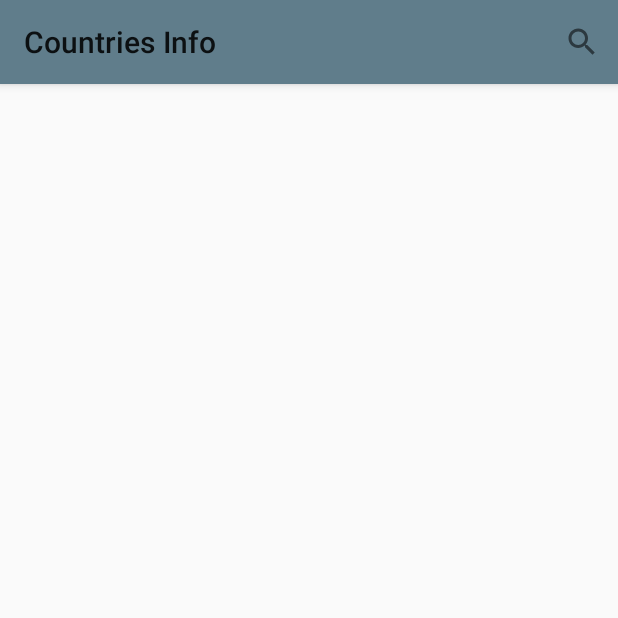
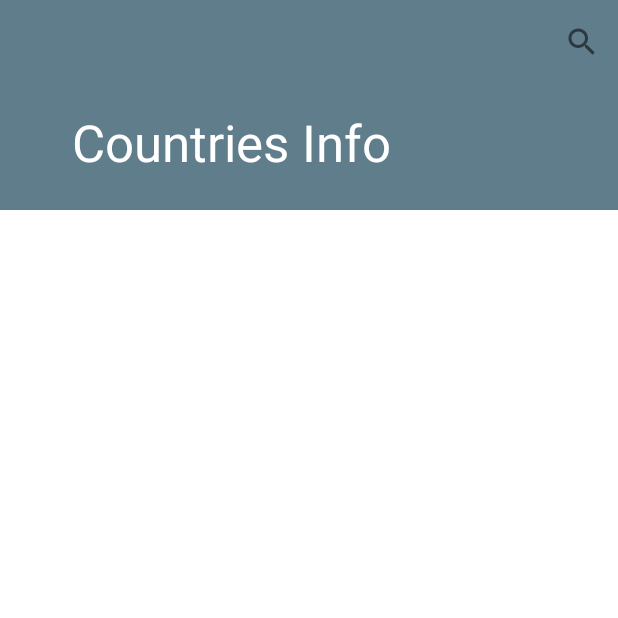
Before and after one commit to mohsenr7105/CountriesInfo, an Android app: the screen it shows after launch (MainActivity), on a phone screen of 412 x 824 dp, the top half of it. Run offline under Robolectric (Android 15) with nearby library versions, the phone set to English and light mode, and no system bars.

Commit message:
main activity initial design

```diff
--- a/app/src/main/res/layout/activity_main.xml
+++ b/app/src/main/res/layout/activity_main.xml
@@ -4,20 +4,49 @@
     android:id="@+id/main_content"
     android:layout_width="match_parent"
     android:layout_height="match_parent"
+    android:background="@android:color/white"
     android:fitsSystemWindows="true">
 
     <android.support.design.widget.AppBarLayout
+        android:id="@+id/appbar"
+        android:fitsSystemWindows="true"
+        android:theme="@style/ThemeOverlay.AppCompat.Dark.ActionBar"
         android:layout_width="match_parent"
+        android:layout_height="@dimen/appbar_height">
+
+        <android.support.design.widget.CollapsingToolbarLayout
+            android:id="@+id/collapsing_toolbar"
+            android:fitsSystemWindows="true"
+            app:contentScrim="?attr/colorPrimary"
+            app:expandedTitleMarginEnd="64dp"
+            app:expandedTitleMarginStart="48dp"
+            app:expandedTitleTextAppearance="@android:color/transparent"
+            app:layout_scrollFlags="scroll|exitUntilCollapsed"
+            android:layout_width="match_parent"
+            android:layout_height="match_parent">
+
+            <RelativeLayout
+                android:layout_width="wrap_content"
                 android:layout_height="wrap_content">
+                <ImageView
+                    android:id="@+id/image_backdrop"
+                    android:fitsSystemWindows="true"
+                    android:scaleType="centerCrop"
+                    app:layout_collapseMode="parallax"
+                    android:layout_width="match_parent"
+                    android:layout_height="match_parent" />
+            </RelativeLayout>
 
             <android.support.v7.widget.Toolbar
                 android:id="@+id/toolbar"
                 android:layout_width="match_parent"
                 android:layout_height="?attr/actionBarSize"
-            app:layout_scrollFlags="scroll|enterAlways"
-            android:background="?attr/colorPrimary"
+                app:layout_collapseMode="pin"
                 android:theme="@style/ThemeOverlay.AppCompat.Light"
                 />
+
+        </android.support.design.widget.CollapsingToolbarLayout>
+
 
     </android.support.design.widget.AppBarLayout>
 
--- a/app/src/main/res/values/dimens.xml
+++ b/app/src/main/res/values/dimens.xml
@@ -6,4 +6,5 @@
     <dimen name="card_image_width">96dp</dimen>
     <dimen name="card_name_padding">4dp</dimen>
     <dimen name="card_name_text_size">14dp</dimen>
+    <dimen name="appbar_height">140dp</dimen>
 </resources>
```
Lines whose indentation alone changed are shown as unchanged.
